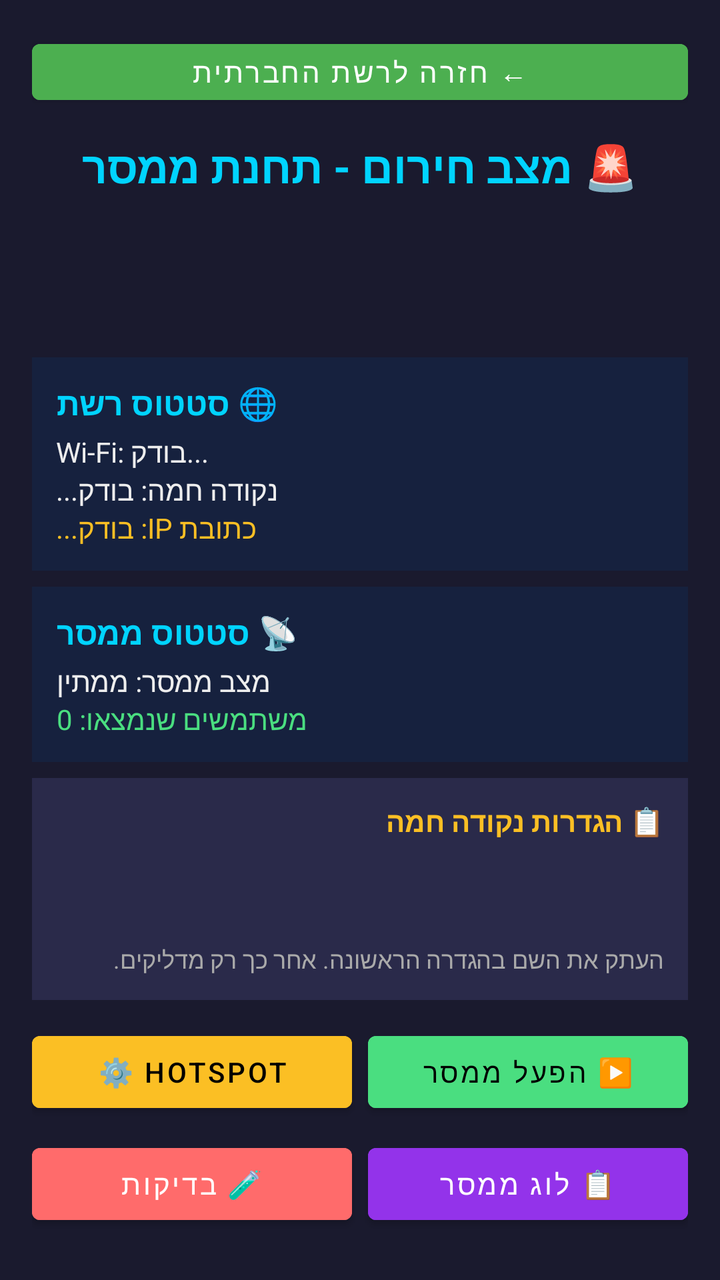
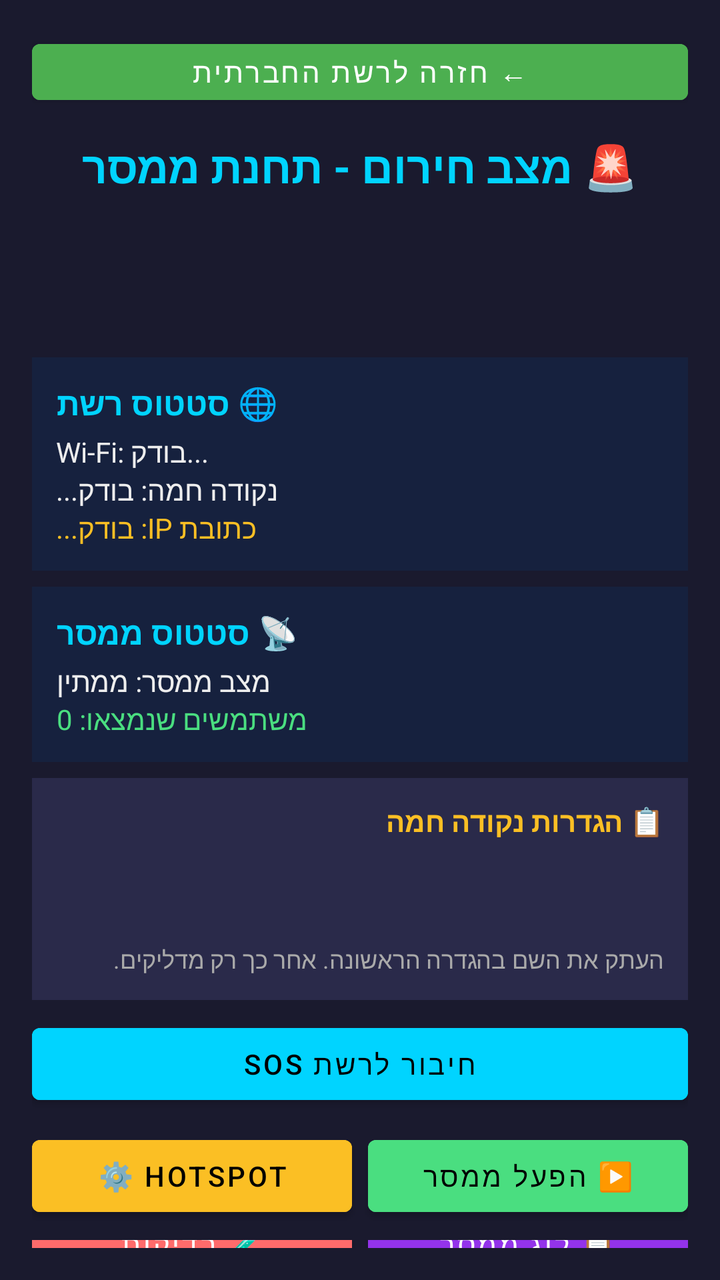

Before-and-after screenshots of an Android layout around one commit, followed by the original layout XML and the change that was made.
<!-- AndroidManifest.xml: activity theme Theme.SosShell -->
<!-- res/layout/activity_sos_emergency.xml -->
<?xml version="1.0" encoding="utf-8"?>
<FrameLayout xmlns:android="http://schemas.android.com/apk/res/android"
    android:layout_width="match_parent"
    android:layout_height="match_parent"
    android:background="#1a1a2e">

    <LinearLayout
        android:id="@+id/stationRoot"
        android:layout_width="match_parent"
        android:layout_height="match_parent"
        android:gravity="center_horizontal"
        android:orientation="vertical"
        android:padding="16dp">

    <Button
        android:id="@+id/backToNetworkButton"
        android:layout_width="match_parent"
        android:layout_height="40dp"
        android:layout_marginBottom="12dp"
        android:backgroundTint="#4CAF50"
        android:text="← חזרה לרשת החברתית"
        android:textColor="#ffffff" />

    <TextView
        android:layout_width="wrap_content"
        android:layout_height="wrap_content"
        android:paddingBottom="16dp"
        android:text="🚨 מצב חירום - תחנת ממסר"
        android:textColor="#00d4ff"
        android:textSize="22sp"
        android:textStyle="bold" />

    <TextView
        android:id="@+id/networkName"
        android:layout_width="wrap_content"
        android:layout_height="wrap_content"
        android:textColor="#4ade80"
        android:textSize="18sp" />

    <TextView
        android:id="@+id/networkPassword"
        android:layout_width="wrap_content"
        android:layout_height="wrap_content"
        android:paddingTop="4dp"
        android:textColor="#4ade80"
        android:textSize="18sp" />

    <LinearLayout
        android:layout_width="match_parent"
        android:layout_height="wrap_content"
        android:layout_marginTop="12dp"
        android:background="#16213e"
        android:orientation="vertical"
        android:padding="12dp">

        <TextView
            android:layout_width="wrap_content"
            android:layout_height="wrap_content"
            android:text="🌐 סטטוס רשת"
            android:textColor="#00d4ff"
            android:textSize="16sp"
            android:textStyle="bold" />

        <TextView
            android:id="@+id/wifiStatus"
            android:layout_width="wrap_content"
            android:layout_height="wrap_content"
            android:paddingTop="4dp"
            android:text="Wi-Fi: בודק..."
            android:textColor="#eeeeee"
            android:textSize="14sp" />

        <TextView
            android:id="@+id/hotspotStatus"
            android:layout_width="wrap_content"
            android:layout_height="wrap_content"
            android:text="נקודה חמה: בודק..."
            android:textColor="#eeeeee"
            android:textSize="14sp" />

        <TextView
            android:id="@+id/ipAddress"
            android:layout_width="wrap_content"
            android:layout_height="wrap_content"
            android:text="כתובת IP: בודק..."
            android:textColor="#fbbf24"
            android:textSize="14sp" />
    </LinearLayout>

    <LinearLayout
        android:layout_width="match_parent"
        android:layout_height="wrap_content"
        android:layout_marginTop="8dp"
        android:background="#16213e"
        android:orientation="vertical"
        android:padding="12dp">

        <TextView
            android:layout_width="wrap_content"
            android:layout_height="wrap_content"
            android:text="📡 סטטוס ממסר"
            android:textColor="#00d4ff"
            android:textSize="16sp"
            android:textStyle="bold" />

        <TextView
            android:id="@+id/relayStatus"
            android:layout_width="wrap_content"
            android:layout_height="wrap_content"
            android:paddingTop="4dp"
            android:text="מצב ממסר: ממתין"
            android:textColor="#eeeeee"
            android:textSize="14sp" />

        <TextView
            android:id="@+id/usersStatus"
            android:layout_width="wrap_content"
            android:layout_height="wrap_content"
            android:text="משתמשים שנמצאו: 0"
            android:textColor="#4ade80"
            android:textSize="14sp" />
    </LinearLayout>

    <LinearLayout
        android:layout_width="match_parent"
        android:layout_height="wrap_content"
        android:layout_marginTop="8dp"
        android:background="#2a2a4a"
        android:orientation="vertical"
        android:padding="12dp">

        <TextView
            android:layout_width="match_parent"
            android:layout_height="wrap_content"
            android:text="📋 הגדרות נקודה חמה"
            android:textColor="#fbbf24"
            android:textSize="14sp"
            android:textStyle="bold" />

        <TextView
            android:id="@+id/hotspotHintSsid"
            android:layout_width="match_parent"
            android:layout_height="wrap_content"
            android:paddingTop="4dp"
            android:textColor="#f87171"
            android:textSize="16sp"
            android:textStyle="bold" />

        <TextView
            android:id="@+id/hotspotHintPassword"
            android:layout_width="match_parent"
            android:layout_height="wrap_content"
            android:textColor="#f87171"
            android:textSize="16sp"
            android:textStyle="bold" />

        <TextView
            android:layout_width="match_parent"
            android:layout_height="wrap_content"
            android:paddingTop="4dp"
            android:text="העתק את השם בהגדרה הראשונה. אחר כך רק מדליקים."
            android:textColor="#aaaaaa"
            android:textSize="12sp" />
    </LinearLayout>

    <LinearLayout
        android:layout_width="match_parent"
        android:layout_height="wrap_content"
        android:layout_marginTop="12dp"
        android:gravity="center"
        android:orientation="horizontal">

        <Button
            android:id="@+id/openHotspotSettingsButton"
            android:layout_width="0dp"
            android:layout_height="48dp"
            android:layout_marginEnd="4dp"
            android:layout_weight="1"
            android:backgroundTint="#fbbf24"
            android:text="⚙️ Hotspot"
            android:textColor="#000000" />

        <Button
            android:id="@+id/startRelayButton"
            android:layout_width="0dp"
            android:layout_height="48dp"
            android:layout_marginStart="4dp"
            android:layout_weight="1"
            android:backgroundTint="#4ade80"
            android:text="▶️ הפעל ממסר"
            android:textColor="#000000" />
    </LinearLayout>

    <LinearLayout
        android:layout_width="match_parent"
        android:layout_height="wrap_content"
        android:layout_marginTop="8dp"
        android:gravity="center"
        android:orientation="horizontal">

        <Button
            android:id="@+id/runTestsButton"
            android:layout_width="0dp"
            android:layout_height="48dp"
            android:layout_marginEnd="4dp"
            android:layout_weight="1"
            android:backgroundTint="#ff6b6b"
            android:text="🧪 בדיקות"
            android:textColor="#ffffff" />

        <Button
            android:id="@+id/serviceLogButton"
            android:layout_width="0dp"
            android:layout_height="48dp"
            android:layout_marginStart="4dp"
            android:layout_weight="1"
            android:backgroundTint="#9333ea"
            android:text="📋 לוג ממסר"
            android:textColor="#ffffff" />
    </LinearLayout>

    <LinearLayout
        android:layout_width="match_parent"
        android:layout_height="wrap_content"
        android:gravity="center_vertical"
        android:orientation="horizontal"
        android:paddingTop="16dp">

        <TextView
            android:layout_width="0dp"
            android:layout_height="wrap_content"
            android:layout_weight="1"
            android:text="📜 לוג מסך"
            android:textColor="#888888"
            android:textSize="14sp" />

        <Button
            android:id="@+id/copyLogButton"
            android:layout_width="wrap_content"
            android:layout_height="40dp"
            android:backgroundTint="#58a6ff"
            android:text="העתק לוג"
            android:textColor="#000000" />
    </LinearLayout>

    <ScrollView
        android:id="@+id/logScroll"
        android:layout_width="match_parent"
        android:layout_height="0dp"
        android:layout_marginTop="8dp"
        android:layout_weight="1"
        android:background="#0d1117">

        <TextView
            android:id="@+id/logView"
            android:layout_width="match_parent"
            android:layout_height="wrap_content"
            android:fontFamily="monospace"
            android:padding="8dp"
            android:textColor="#58a6ff"
            android:textIsSelectable="true"
            android:textSize="11sp" />
    </ScrollView>
    </LinearLayout>

    <include layout="@layout/layout_sos_emergency_wizard" />
</FrameLayout>
<!-- res/layout/layout_sos_emergency_wizard.xml (included above) -->
<?xml version="1.0" encoding="utf-8"?>
<ScrollView xmlns:android="http://schemas.android.com/apk/res/android"
    android:id="@+id/wizardRoot"
    android:layout_width="match_parent"
    android:layout_height="match_parent"
    android:background="#1a1a2e"
    android:fillViewport="true"
    android:visibility="gone">

    <LinearLayout
        android:layout_width="match_parent"
        android:layout_height="wrap_content"
        android:gravity="center_horizontal"
        android:orientation="vertical"
        android:padding="20dp">

        <TextView
            android:layout_width="match_parent"
            android:layout_height="wrap_content"
            android:fontFamily="monospace"
            android:text="@string/emergency_wizard_title"
            android:textColor="#00d4ff"
            android:textSize="18sp"
            android:textStyle="bold" />

        <ViewFlipper
            android:id="@+id/wizardFlipper"
            android:layout_width="match_parent"
            android:layout_height="wrap_content"
            android:layout_marginTop="20dp">

            <LinearLayout
                android:layout_width="match_parent"
                android:layout_height="wrap_content"
                android:orientation="vertical">

                <TextView
                    android:layout_width="match_parent"
                    android:layout_height="wrap_content"
                    android:text="@string/emergency_wizard_ssid_label"
                    android:textColor="#eeeeee"
                    android:textSize="16sp" />

                <TextView
                    android:id="@+id/wizardSsidValue"
                    android:layout_width="match_parent"
                    android:layout_height="wrap_content"
                    android:layout_marginTop="12dp"
                    android:background="#0d1117"
                    android:fontFamily="monospace"
                    android:gravity="center"
                    android:padding="16dp"
                    android:textColor="#4ade80"
                    android:textSize="28sp"
                    android:textStyle="bold" />

                <Button
                    android:id="@+id/wizardCopySsid"
                    android:layout_width="match_parent"
                    android:layout_height="52dp"
                    android:layout_marginTop="20dp"
                    android:backgroundTint="#00d4ff"
                    android:text="@string/emergency_wizard_copy"
                    android:textColor="#000000" />

                <Button
                    android:id="@+id/wizardContinue"
                    android:layout_width="match_parent"
                    android:layout_height="52dp"
                    android:layout_marginTop="8dp"
                    android:backgroundTint="#4ade80"
                    android:enabled="false"
                    android:text="@string/emergency_wizard_continue"
                    android:textColor="#000000"
                    android:visibility="gone" />
            </LinearLayout>

            <LinearLayout
                android:layout_width="match_parent"
                android:layout_height="wrap_content"
                android:orientation="vertical">

                <TextView
                    android:layout_width="match_parent"
                    android:layout_height="wrap_content"
                    android:text="@string/emergency_wizard_howto_title"
                    android:textColor="#fbbf24"
                    android:textSize="18sp"
                    android:textStyle="bold" />

                <TextView
                    android:layout_width="match_parent"
                    android:layout_height="wrap_content"
                    android:layout_marginTop="12dp"
                    android:lineSpacingExtra="6dp"
                    android:text="@string/emergency_wizard_howto_body"
                    android:textColor="#eeeeee"
                    android:textSize="15sp" />

                <TextView
                    android:id="@+id/wizardPasswordValue"
                    android:layout_width="match_parent"
                    android:layout_height="wrap_content"
                    android:layout_marginTop="16dp"
                    android:background="#0d1117"
                    android:fontFamily="monospace"
                    android:gravity="center"
                    android:padding="12dp"
                    android:textColor="#f87171"
                    android:textSize="18sp"
                    android:textStyle="bold" />

                <Button
                    android:id="@+id/wizardCopyPassword"
                    android:layout_width="match_parent"
                    android:layout_height="52dp"
                    android:layout_marginTop="12dp"
                    android:backgroundTint="#00d4ff"
                    android:text="@string/emergency_wizard_copy_password"
                    android:textColor="#000000" />

                <Button
                    android:id="@+id/wizardOpenHotspot"
                    android:layout_width="match_parent"
                    android:layout_height="52dp"
                    android:layout_marginTop="8dp"
                    android:backgroundTint="#fbbf24"
                    android:text="@string/emergency_wizard_open_hotspot"
                    android:textColor="#000000" />
            </LinearLayout>

            <LinearLayout
                android:layout_width="match_parent"
                android:layout_height="wrap_content"
                android:orientation="vertical">

                <TextView
                    android:id="@+id/wizardVerifyTitle"
                    android:layout_width="match_parent"
                    android:layout_height="wrap_content"
                    android:text="@string/emergency_wizard_verify_title"
                    android:textColor="#00d4ff"
                    android:textSize="18sp"
                    android:textStyle="bold" />

                <TextView
                    android:id="@+id/wizardVerifyStatus"
                    android:layout_width="match_parent"
                    android:layout_height="wrap_content"
                    android:layout_marginTop="16dp"
                    android:fontFamily="monospace"
                    android:lineSpacingExtra="6dp"
                    android:textColor="#eeeeee"
                    android:textSize="14sp" />

                <Button
                    android:id="@+id/wizardRetry"
                    android:layout_width="match_parent"
                    android:layout_height="52dp"
                    android:layout_marginTop="20dp"
                    android:backgroundTint="#fbbf24"
                    android:text="@string/emergency_wizard_retry"
                    android:textColor="#000000"
                    android:visibility="gone" />

                <Button
                    android:id="@+id/wizardEnter"
                    android:layout_width="match_parent"
                    android:layout_height="52dp"
                    android:layout_marginTop="8dp"
                    android:backgroundTint="#4ade80"
                    android:text="@string/emergency_wizard_enter"
                    android:textColor="#000000"
                    android:visibility="gone" />
            </LinearLayout>
        </ViewFlipper>
    </LinearLayout>
</ScrollView>
<!-- resources referenced by this layout -->
<resources>
  <string name="emergency_wizard_continue">המשך</string>
  <string name="emergency_wizard_copy">העתק שם תחנה</string>
  <string name="emergency_wizard_copy_password">העתק סיסמה</string>
  <string name="emergency_wizard_enter">כניסה לתחנת ממסר</string>
  <string name="emergency_wizard_howto_body">1. ייפתח מסך הנקודה החמה של הטלפון.\n2. שם רשת — הדבק את מה שהועתק.\n3. סיסמה — הדבק את הסיסמה למטה.\n4. שמור, הדלק, וחזור ל־SOS.</string>
  <string name="emergency_wizard_howto_title">שלב הבא: נקודה חמה</string>
  <string name="emergency_wizard_open_hotspot">פתח נקודה חמה</string>
  <string name="emergency_wizard_retry">הדלק נקודה חמה וחזור</string>
  <string name="emergency_wizard_ssid_label">זה שם הרשת שלך</string>
  <string name="emergency_wizard_title">SOS // אות קריאה</string>
  <string name="emergency_wizard_verify_title">בודק תחנה…</string>
  <style name="Theme.SosShell" parent="Theme.MaterialComponents.DayNight.NoActionBar">
          <item name="android:statusBarColor">#000000</item>
          <item name="android:navigationBarColor">#000000</item>
          <item name="android:windowBackground">#000000</item>
          <item name="colorPrimary">#2D88FF</item>
      </style>
</resources>

<!-- the commit's change to res/layout/activity_sos_emergency.xml (unified diff, before → after) -->
@@ -163,12 +163,21 @@
             android:textSize="12sp" />
     </LinearLayout>
 
-    <LinearLayout
-        android:layout_width="match_parent"
-        android:layout_height="wrap_content"
-        android:layout_marginTop="12dp"
-        android:gravity="center"
-        android:orientation="horizontal">
+        <Button
+            android:id="@+id/openConnectButton"
+            android:layout_width="match_parent"
+            android:layout_height="48dp"
+            android:layout_marginTop="8dp"
+            android:backgroundTint="#00d4ff"
+            android:text="@string/emergency_open_connect_screen"
+            android:textColor="#000000" />
+
+        <LinearLayout
+            android:layout_width="match_parent"
+            android:layout_height="wrap_content"
+            android:layout_marginTop="8dp"
+            android:gravity="center"
+            android:orientation="horizontal">
 
         <Button
             android:id="@+id/openHotspotSettingsButton"
<!-- resource entries referenced after the edit -->
@@ -1,5 +1,6 @@
 <!-- resources referenced by this layout -->
 <resources>
+  <string name="emergency_open_connect_screen">חיבור לרשת SOS</string>
   <string name="emergency_wizard_continue">המשך</string>
   <string name="emergency_wizard_copy">העתק שם תחנה</string>
   <string name="emergency_wizard_copy_password">העתק סיסמה</string>
